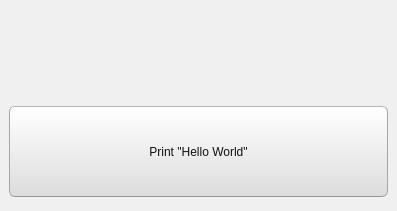
Old version of the form projects/helloWorld/ui/MainWindow.ui in the repository snvision/learnCpp.
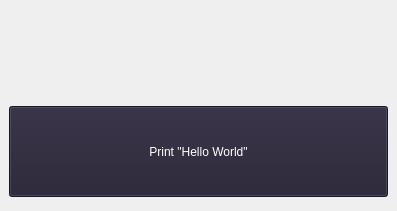
New version of the form.

What changed in the file:
```diff
--- a/projects/helloWorld/ui/MainWindow.ui
+++ b/projects/helloWorld/ui/MainWindow.ui
@@ -19,505 +19,6 @@
   <property name="windowTitle">
    <string>MainWindow</string>
   </property>
-  <property name="styleSheet">
-   <string notr="true">/*
-Ubuntu Style Sheet for QT Applications
-Author: Jaime A. Quiroga P.
-Company: GTRONICK
-Last updated: 01/10/2021 (dd/mm/yyyy), 15:18.
-Available at: https://github.com/GTRONICK/QSS/blob/master/Ubuntu.qss
-*/
-QMainWindow {
-	background-color:#f0f0f0;
-}
-QCheckBox {
-	padding:2px;
-}
-QCheckBox:hover {
-	border:1px solid rgb(255,150,60);
-	border-radius:4px;
-	padding: 1px;
-	background-color:qlineargradient(spread:pad, x1:0.5, y1:1, x2:0.5, y2:0, stop:0 rgba(190, 90, 50, 50), stop:1 rgba(250, 130, 40, 50));
-}
-QCheckBox::indicator:checked {
-	border:1px solid rgb(246, 134, 86);
-	border-radius:4px;
-  	background-color:rgb(246, 134, 86)
-}
-QCheckBox::indicator:unchecked {
-	border-width:1px solid rgb(246, 134, 86);
-	border-radius:4px;
-  	background-color:rgb(255,255,255);
-}
-QColorDialog {
-	background-color:#f0f0f0;
-}
-QComboBox {
-	color:rgb(81,72,65);
-	background: #ffffff;
-}
-QComboBox:editable {
-	selection-color:rgb(81,72,65);
-	selection-background-color: #ffffff;
-}
-QComboBox QAbstractItemView {
-	selection-color: #ffffff;
-	selection-background-color: rgb(246, 134, 86);
-}
-QComboBox:!editable:on, QComboBox::drop-down:editable:on {
-	color:  #1e1d23;	
-}
-QDateTimeEdit, QDateEdit, QDoubleSpinBox, QFontComboBox {
-	color:rgb(81,72,65);
-	background-color: #ffffff;
-}
-
-QDialog {
-	background-color:#f0f0f0;
-}
-
-QLabel,QLineEdit {
-	color:rgb(17,17,17);
-}
-QLineEdit {
-	background-color:rgb(255,255,255);
-	selection-background-color:rgb(236,116,64);
-}
-QMenuBar {
-	color:rgb(223,219,210);
-	background-color:rgb(65,64,59);
-}
-QMenuBar::item {
-	padding-top:4px;
-	padding-left:4px;
-	padding-right:4px;
-	color:rgb(223,219,210);
-	background-color:rgb(65,64,59);
-}
-QMenuBar::item:selected {
-	color:rgb(255,255,255);
-	padding-top:2px;
-	padding-left:2px;
-	padding-right:2px;
-	border-top-width:2px;
-	border-left-width:2px;
-	border-right-width:2px;
-	border-top-right-radius:4px;
-	border-top-left-radius:4px;
-	border-style:solid;
-	background-color:rgb(65,64,59);
-	border-top-color: rgb(47,47,44);
-	border-right-color: qlineargradient(spread:pad, x1:0, y1:1, x2:1, y2:0, stop:0 rgba(90, 87, 78, 255), stop:1 rgba(47,47,44, 255));
-	border-left-color:  qlineargradient(spread:pad, x1:1, y1:0, x2:0, y2:0, stop:0 rgba(90, 87, 78, 255), stop:1 rgba(47,47,44, 255));
-}
-QMenu {
-	color:rgb(223,219,210);
-	background-color:rgb(65,64,59);
-}
-QMenu::item {
-	color:rgb(223,219,210);
-	padding:4px 10px 4px 20px;
-}
-QMenu::item:selected {
-	color:rgb(255,255,255);
-	background-color: qlineargradient(spread:pad, x1:0.5, y1:1, x2:0.5, y2:0, stop:0 rgba(225, 108, 54, 255), stop:1 rgba(246, 134, 86, 255));
-	border-style:solid;
-	border-width:3px;
-	padding:4px 7px 4px 17px;
-	border-bottom-color:qlineargradient(spread:pad, x1:0.5, y1:1, x2:0.5, y2:0, stop:0 rgba(175,85,48,255), stop:1 rgba(236,114,67, 255));
-	border-top-color:qlineargradient(spread:pad, x1:0.5, y1:1, x2:0.5, y2:0, stop:0 rgba(253,156,113,255), stop:1 rgba(205,90,46, 255));
-	border-right-color:qlineargradient(spread:pad, x1:0, y1:0.5, x2:1, y2:0.5, stop:0 rgba(253,156,113,255), stop:1 rgba(205,90,46, 255));
-	border-left-color:qlineargradient(spread:pad, x1:1, y1:0.5, x2:0, y2:0.5, stop:0 rgba(253,156,113,255), stop:1 rgba(205,90,46, 255));
-}
-QPlainTextEdit {
-	border: 1px solid transparent;
-	color:rgb(17,17,17);
-	selection-background-color:rgb(236,116,64);
-    background-color: #FFFFFF;
-}
-QProgressBar {
-	text-align: center;
-	color: rgb(0, 0, 0);
-	border: 1px inset rgb(150,150,150); 
-	border-radius: 10px;
-	background-color:rgb(221,221,219);
-}
-QProgressBar::chunk:horizontal {
-	background-color: qlineargradient(spread:pad, x1:0.5, y1:1, x2:0.5, y2:0, stop:0 rgba(225, 108, 54, 255), stop:1 rgba(246, 134, 86, 255));
-	border:1px solid;
-	border-radius:8px;
-	border-bottom-color:qlineargradient(spread:pad, x1:0.5, y1:1, x2:0.5, y2:0, stop:0 rgba(175,85,48,255), stop:1 rgba(236,114,67, 255));
-	border-top-color:qlineargradient(spread:pad, x1:0.5, y1:1, x2:0.5, y2:0, stop:0 rgba(253,156,113,255), stop:1 rgba(205,90,46, 255));
-	border-right-color:qlineargradient(spread:pad, x1:0, y1:0.5, x2:1, y2:0.5, stop:0 rgba(253,156,113,255), stop:1 rgba(205,90,46, 255));
-	border-left-color:qlineargradient(spread:pad, x1:1, y1:0.5, x2:0, y2:0.5, stop:0 rgba(253,156,113,255), stop:1 rgba(205,90,46, 255));
-}
-QPushButton{
-	color:rgb(17,17,17);
-	border-width: 1px;
-	border-radius: 6px;
-	border-bottom-color: rgb(150,150,150);
-	border-right-color: rgb(165,165,165);
-	border-left-color: rgb(165,165,165);
-	border-top-color: rgb(180,180,180);
-	border-style: solid;
-	padding: 4px;
-	background-color: qlineargradient(spread:pad, x1:0.5, y1:1, x2:0.5, y2:0, stop:0 rgba(220, 220, 220, 255), stop:1 rgba(255, 255, 255, 255));
-}
-QPushButton:hover{
-	color:rgb(17,17,17);
-	border-width: 1px;
-	border-radius:6px;
-	border-top-color: rgb(255,150,60);
-	border-right-color: qlineargradient(spread:pad, x1:0, y1:1, x2:1, y2:0, stop:0 rgba(200, 70, 20, 255), stop:1 rgba(255,150,60, 255));
-	border-left-color:  qlineargradient(spread:pad, x1:1, y1:0, x2:0, y2:0, stop:0 rgba(200, 70, 20, 255), stop:1 rgba(255,150,60, 255));
-	border-bottom-color: rgb(200,70,20);
-	border-style: solid;
-	padding: 2px;
-	background-color: qlineargradient(spread:pad, x1:0.5, y1:1, x2:0.5, y2:0, stop:0 rgba(220, 220, 220, 255), stop:1 rgba(255, 255, 255, 255));
-}
-QPushButton:default{
-	color:rgb(17,17,17);
-	border-width: 1px;
-	border-radius:6px;
-	border-top-color: rgb(255,150,60);
-	border-right-color: qlineargradient(spread:pad, x1:0, y1:1, x2:1, y2:0, stop:0 rgba(200, 70, 20, 255), stop:1 rgba(255,150,60, 255));
-	border-left-color:  qlineargradient(spread:pad, x1:1, y1:0, x2:0, y2:0, stop:0 rgba(200, 70, 20, 255), stop:1 rgba(255,150,60, 255));
-	border-bottom-color: rgb(200,70,20);
-	border-style: solid;
-	padding: 2px;
-	background-color: qlineargradient(spread:pad, x1:0.5, y1:1, x2:0.5, y2:0, stop:0 rgba(220, 220, 220, 255), stop:1 rgba(255, 255, 255, 255));
-}
-QPushButton:pressed{
-	color:rgb(17,17,17);
-	border-width: 1px;
-	border-radius: 6px;
-	border-width: 1px;
-	border-top-color: rgba(255,150,60,200);
-	border-right-color: qlineargradient(spread:pad, x1:0, y1:1, x2:1, y2:0, stop:0 rgba(200, 70, 20, 255), stop:1 rgba(255,150,60, 200));
-	border-left-color:  qlineargradient(spread:pad, x1:1, y1:0, x2:0, y2:0, stop:0 rgba(200, 70, 20, 255), stop:1 rgba(255,150,60, 200));
-	border-bottom-color: rgba(200,70,20,200);
-	border-style: solid;
-	padding: 2px;
-	background-color: qlineargradient(spread:pad, x1:0.5, y1:0, x2:0.5, y2:1, stop:0 rgba(220, 220, 220, 255), stop:1 rgba(255, 255, 255, 255));
-}
-QPushButton:disabled{
-	color:rgb(174,167,159);
-	border-width: 1px;
-	border-radius: 6px;
-	background-color: qlineargradient(spread:pad, x1:0.5, y1:1, x2:0.5, y2:0, stop:0 rgba(200, 200, 200, 255), stop:1 rgba(230, 230, 230, 255));
-}
-QRadioButton {
-	padding: 1px;
-}
-QRadioButton::indicator:checked {
-	height: 10px;
-	width: 10px;
-	border-style:solid;
-	border-radius:5px;
-	border-width: 1px;
-	border-color: rgba(246, 134, 86, 255);
-	color: #a9b7c6;
-	background-color:rgba(246, 134, 86, 255);
-}
-QRadioButton::indicator:!checked {
-	height: 10px;
-	width: 10px;
-	border-style:solid;
-	border-radius:5px;
-	border-width: 1px;
-	border-color: rgb(246, 134, 86);
-	color: #a9b7c6;
-	background-color: transparent;
-}
-QScrollArea {
-	color: white;
-	background-color:#f0f0f0;
-}
-QSlider::groove {
-	border-style: solid;
-	border-width: 1px;
-	border-color: rgb(207,207,207);
-}
-QSlider::groove:horizontal {
-	height: 5px;
-	background: rgb(246, 134, 86);
-}
-QSlider::groove:vertical {
-	width: 5px;
-	background: rgb(246, 134, 86);
-}
-QSlider::handle:horizontal {
-	background: rgb(253,253,253);
-	border-style: solid;
-	border-width: 1px;
-	border-color: rgb(207,207,207);
-	width: 12px;
-	margin: -5px 0;
-	border-radius: 7px;
-}
-QSlider::handle:vertical {
-	background: rgb(253,253,253);
-	border-style: solid;
-	border-width: 1px;
-	border-color: rgb(207,207,207);
-	height: 12px;
-	margin: 0 -5px;
-	border-radius: 7px;
-}
-QSlider::add-page:horizontal, QSlider::add-page:vertical {
- 	background: white;
-}
-QSlider::sub-page:horizontal, QSlider::sub-page:vertical {
-	background: rgb(246, 134, 86);
-}
-QStatusBar, QSpinBox {
-	color:rgb(81,72,65);
-}
-QSpinBox {
-	background-color: #ffffff;
-}
-QScrollBar:horizontal {
-	max-height: 20px;
-	border: 1px transparent;
-	margin: 0px 20px 0px 20px;
-}
-QScrollBar::handle:horizontal {
-	background: rgb(253,253,253);
-	border: 1px solid rgb(207,207,207);
-	border-radius: 7px;
-	min-width: 25px;
-}
-QScrollBar::handle:horizontal:hover {
-	background: rgb(253,253,253);
-	border: 1px solid rgb(255,150,60);
-	border-radius: 7px;
-	min-width: 25px;
-}
-QScrollBar::add-line:horizontal {
-  	border: 1px solid rgb(207,207,207);
-  	border-top-right-radius: 7px;
-  	border-top-left-radius: 7px;
-  	border-bottom-right-radius: 7px;
-  	background: rgb(255, 255, 255);
-  	width: 20px;
-  	subcontrol-position: right;
-  	subcontrol-origin: margin;
-}
-QScrollBar::add-line:horizontal:hover {
-  	border: 1px solid rgb(255,150,60);
-  	border-top-right-radius: 7px;
-  	border-top-left-radius: 7px;
-  	border-bottom-right-radius: 7px;
-  	background: rgb(255, 255, 255);
-  	width: 20px;
-  	subcontrol-position: right;
-  	subcontrol-origin: margin;
-}
-QScrollBar::add-line:horizontal:pressed {
-  	border: 1px solid grey;
-  	border-top-left-radius: 7px;
-  	border-top-right-radius: 7px;
-  	border-bottom-right-radius: 7px;
-  	background: rgb(231,231,231);
-  	width: 20px;
-  	subcontrol-position: right;
-  	subcontrol-origin: margin;
-}
-QScrollBar::sub-line:horizontal {
-  	border: 1px solid rgb(207,207,207);
-  	border-top-right-radius: 7px;
-  	border-top-left-radius: 7px;
-  	border-bottom-left-radius: 7px;
-  	background: rgb(255, 255, 255);
-  	width: 20px;
-  	subcontrol-position: left;
-  	subcontrol-origin: margin;
-}
-QScrollBar::sub-line:horizontal:hover {
-  	border: 1px solid rgb(255,150,60);
-  	border-top-right-radius: 7px;
-  	border-top-left-radius: 7px;
-  	border-bottom-left-radius: 7px;
-  	background: rgb(255, 255, 255);
-  	width: 20px;
-  	subcontrol-position: left;
-  	subcontrol-origin: margin;
-}
-QScrollBar::sub-line:horizontal:pressed {
-  	border: 1px solid grey;
-  	border-top-right-radius: 7px;
-  	border-top-left-radius: 7px;
-  	border-bottom-left-radius: 7px;
-  	background: rgb(231,231,231);
-  	width: 20px;
-  	subcontrol-position: left;
-  	subcontrol-origin: margin;
-}
-QScrollBar::left-arrow:horizontal {
-  	border: 1px transparent grey;
-  	border-top-left-radius: 3px;
-  	border-bottom-left-radius: 3px;
-  	width: 6px;
-  	height: 6px;
-  	background: rgb(230,230,230);
-}
-QScrollBar::right-arrow:horizontal {
-	border: 1px transparent grey;
-	border-top-right-radius: 3px;
-	border-bottom-right-radius: 3px;
-  	width: 6px;
-  	height: 6px;
- 	background: rgb(230,230,230);
-}
-QScrollBar::add-page:horizontal, QScrollBar::sub-page:horizontal {
- 	background: none;
-} 
-QScrollBar:vertical {
-	max-width: 20px;
-	border: 1px transparent grey;
-	margin: 20px 0px 20px 0px;
-}
-QScrollBar::add-line:vertical {
-	border: 1px solid;
-	border-color: rgb(207,207,207);
-	border-bottom-right-radius: 7px;
-	border-bottom-left-radius: 7px;
-	border-top-left-radius: 7px;
-	background: rgb(255, 255, 255);
-  	height: 20px;
-  	subcontrol-position: bottom;
-  	subcontrol-origin: margin;
-}
-QScrollBar::add-line:vertical:hover {
-  	border: 1px solid;
-  	border-color: rgb(255,150,60);
-  	border-bottom-right-radius: 7px;
-  	border-bottom-left-radius: 7px;
-  	border-top-left-radius: 7px;
-  	background: rgb(255, 255, 255);
-  	height: 20px;
-  	subcontrol-position: bottom;
-  	subcontrol-origin: margin;
-}
-QScrollBar::add-line:vertical:pressed {
-  	border: 1px solid grey;
-  	border-bottom-left-radius: 7px;
-  	border-bottom-right-radius: 7px;
-  	border-top-left-radius: 7px;
-  	background: rgb(231,231,231);
-  	height: 20px;
-  	subcontrol-position: bottom;
-  	subcontrol-origin: margin;
-}
-QScrollBar::sub-line:vertical {
-  	border: 1px solid rgb(207,207,207);
-  	border-top-right-radius: 7px;
-  	border-top-left-radius: 7px;
-  	border-bottom-left-radius: 7px;
-  	background: rgb(255, 255, 255);
-  	height: 20px;
-  	subcontrol-position: top;
-  	subcontrol-origin: margin;
-}
-QScrollBar::sub-line:vertical:hover {
-  	border: 1px solid rgb(255,150,60);
-  	border-top-right-radius: 7px;
-  	border-top-left-radius: 7px;
-  	border-bottom-left-radius: 7px;
-	background: rgb(255, 255, 255);
-  	height: 20px;
-  	subcontrol-position: top;
-  	subcontrol-origin: margin;
-}
-QScrollBar::sub-line:vertical:pressed {
-  	border: 1px solid grey;
-  	border-top-left-radius: 7px;
-  	border-top-right-radius: 7px;
-  	background: rgb(231,231,231);
- 	height: 20px;
-  	subcontrol-position: top;
-  	subcontrol-origin: margin;
-}
-QScrollBar::handle:vertical {
-	background: rgb(253,253,253);
-	border: 1px solid rgb(207,207,207);
-	border-radius: 7px;
-	min-height: 25px;
-}
-QScrollBar::handle:vertical:hover {
-	background: rgb(253,253,253);
-	border: 1px solid rgb(255,150,60);
-	border-radius: 7px;
-	min-height: 25px;
-}
-QScrollBar::up-arrow:vertical {
-	border: 1px transparent grey;
-  	border-top-left-radius: 3px;
-	border-top-right-radius: 3px;
-  	width: 6px;
-  	height: 6px;
-  	background: rgb(230,230,230);
-}
-QScrollBar::down-arrow:vertical {
-  	border: 1px transparent grey;
-  	border-bottom-left-radius: 3px;
-  	border-bottom-right-radius: 3px;
-  	width: 6px;
-  	height: 6px;
-  	background: rgb(230,230,230);
-}
-QScrollBar::add-page:vertical, QScrollBar::sub-page:vertical {
-  	background: none;
-}
-QTabWidget {
-	color:rgb(0,0,0);
-	background-color:rgb(247,246,246);
-}
-QTabWidget::pane {
-	border-color: rgb(180,180,180);
-	background-color:rgb(247,246,246);
-	border-style: solid;
-	border-width: 1px;
-  	border-radius: 6px;
-}
-QTabBar::tab {
-	padding-left:4px;
-	padding-right:4px;
-	padding-bottom:2px;
-	padding-top:2px;
-	color:rgb(81,72,65);
-  	background-color: qlineargradient(spread:pad, x1:0.5, y1:1, x2:0.5, y2:0, stop:0 rgba(221,218,217,255), stop:1 rgba(240,239,238,255));
-	border-style: solid;
-	border-width: 1px;
-  	border-top-right-radius:4px;
-	border-top-left-radius:4px;
-	border-top-color: rgb(180,180,180);
-	border-left-color: rgb(180,180,180);
-	border-right-color: rgb(180,180,180);
-	border-bottom-color: transparent;
-}
-QTabBar::tab:selected, QTabBar::tab:last:selected, QTabBar::tab:hover {
-  	background-color:rgb(247,246,246);
-  	margin-left: 0px;
-  	margin-right: 1px;
-}
-QTabBar::tab:!selected {
-	margin-top: 1px;
-	margin-right: 1px;
-}
-QTextEdit {
-	border-width: 1px;
-	border-style: solid;
-	border-color:transparent;
-	color:rgb(17,17,17);
-	selection-background-color:rgb(236,116,64);
-}
-QTimeEdit, QToolBox, QToolBox::tab, QToolBox::tab:selected {
-	color:rgb(81,72,65);
-	background-color: #ffffff;
-}
-</string>
-  </property>
   <widget class="QWidget" name="centralwidget">
    <property name="palette">
     <palette>
```
